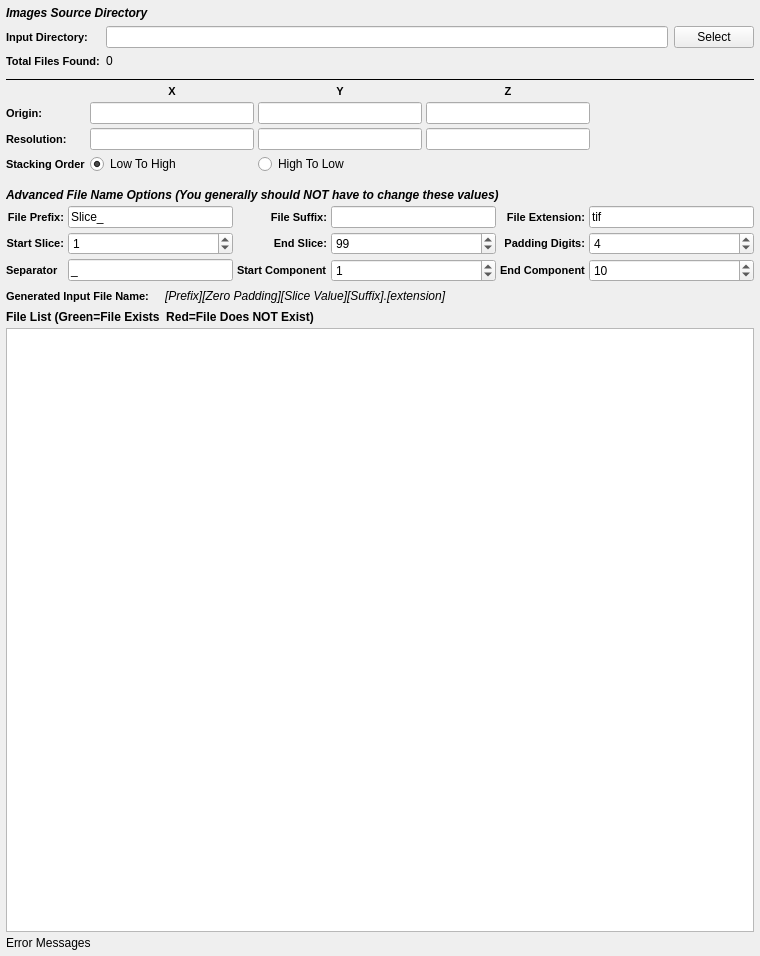
Above: Source/Plugins/ImageIO/FilterParameterWidgets/UI_Files/ImportVectorImageStackWidget.ui from BlueQuartzSoftware/DREAM3D before the change. Below: the same form after it.
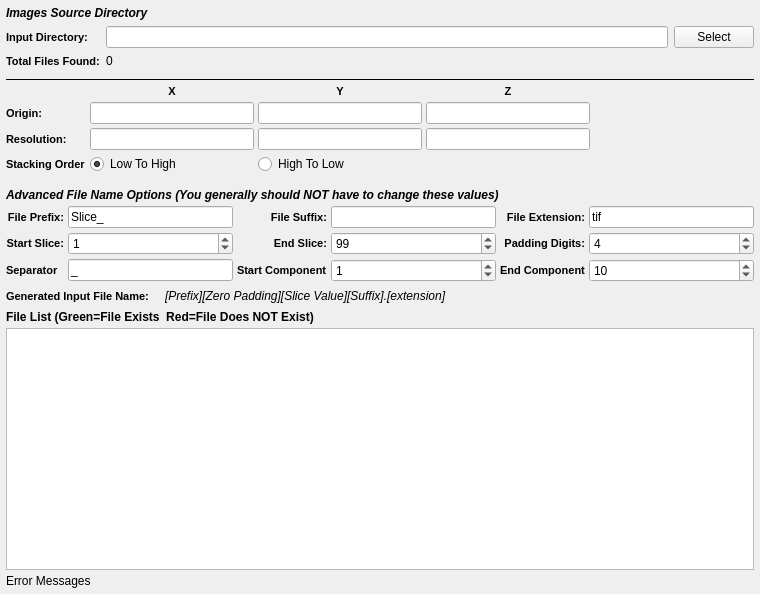
That is the form after the change. Custom widgets are drawn as their Qt base class.

The edit to the form file:
```diff
--- a/Source/Plugins/ImageIO/FilterParameterWidgets/UI_Files/ImportVectorImageStackWidget.ui
+++ b/Source/Plugins/ImageIO/FilterParameterWidgets/UI_Files/ImportVectorImageStackWidget.ui
@@ -7,7 +7,7 @@
     <x>0</x>
     <y>0</y>
     <width>760</width>
-    <height>956</height>
+    <height>594</height>
    </rect>
   </property>
   <property name="title" stdset="0">
```
Left out of the diff: 8 changed lines with no effect on the pictures.
